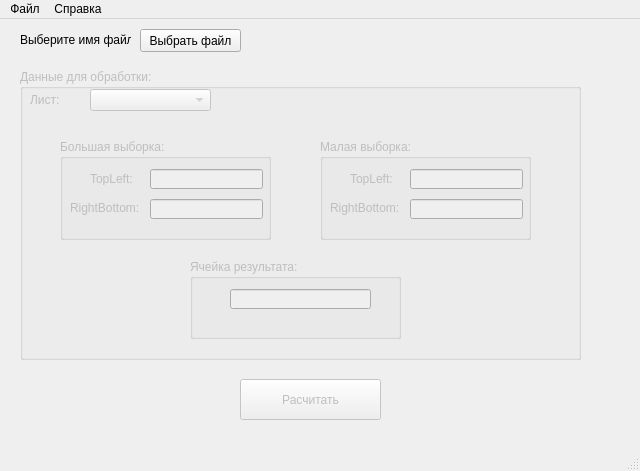
Old version of the form forms/ui/mainform.ui in the repository bogdanduminyuk/pugachev-algorithm.
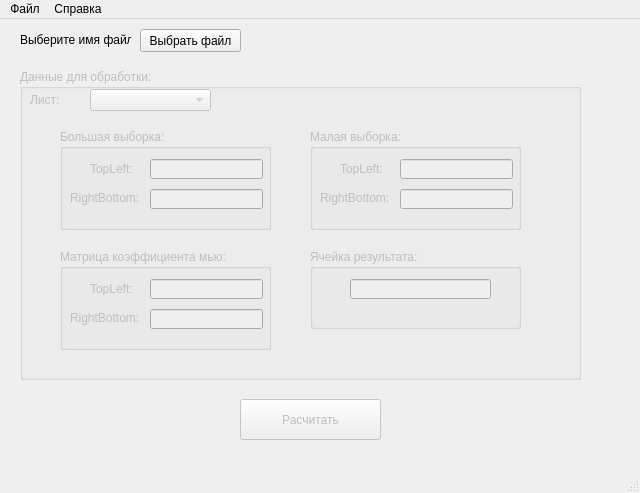
New version of the form.

Commit message: Изменена главная форма

Diff of the .ui file:
```diff
--- a/forms/ui/mainform.ui
+++ b/forms/ui/mainform.ui
@@ -10,7 +10,7 @@
     <x>0</x>
     <y>0</y>
     <width>640</width>
-    <height>471</height>
+    <height>493</height>
    </rect>
   </property>
   <property name="minimumSize">
@@ -64,7 +64,7 @@
       <x>20</x>
       <y>50</y>
       <width>561</width>
-      <height>291</height>
+      <height>311</height>
      </rect>
     </property>
     <property name="title">
@@ -97,7 +97,7 @@
      <property name="geometry">
       <rect>
        <x>40</x>
-       <y>70</y>
+       <y>60</y>
        <width>211</width>
        <height>101</height>
       </rect>
@@ -155,8 +155,8 @@
     <widget class="QGroupBox" name="groupBox_small_sample">
      <property name="geometry">
       <rect>
-       <x>300</x>
-       <y>70</y>
+       <x>290</x>
+       <y>60</y>
        <width>211</width>
        <height>101</height>
       </rect>
@@ -214,8 +214,8 @@
     <widget class="QGroupBox" name="groupBox_4">
      <property name="geometry">
       <rect>
-       <x>170</x>
-       <y>190</y>
+       <x>290</x>
+       <y>180</y>
        <width>211</width>
        <height>80</height>
       </rect>
@@ -234,6 +234,65 @@
       </property>
      </widget>
     </widget>
+    <widget class="QGroupBox" name="groupBox_large_sample_2">
+     <property name="geometry">
+      <rect>
+       <x>40</x>
+       <y>180</y>
+       <width>211</width>
+       <height>101</height>
+      </rect>
+     </property>
+     <property name="title">
+      <string>Матрица коэффициента мью:</string>
+     </property>
+     <widget class="QLabel" name="label_9">
+      <property name="geometry">
+       <rect>
+        <x>10</x>
+        <y>61</y>
+        <width>71</width>
+        <height>16</height>
+       </rect>
+      </property>
+      <property name="text">
+       <string>RightBottom:</string>
+      </property>
+     </widget>
+     <widget class="QLabel" name="label_10">
+      <property name="geometry">
+       <rect>
+        <x>30</x>
+        <y>33</y>
+        <width>47</width>
+        <height>13</height>
+       </rect>
+      </property>
+      <property name="text">
+       <string>TopLeft:</string>
+      </property>
+     </widget>
+     <widget class="QLineEdit" name="lineEdit_top_left_4">
+      <property name="geometry">
+       <rect>
+        <x>90</x>
+        <y>30</y>
+        <width>113</width>
+        <height>20</height>
+       </rect>
+      </property>
+     </widget>
+     <widget class="QLineEdit" name="lineEdit_right_bottom_3">
+      <property name="geometry">
+       <rect>
+        <x>90</x>
+        <y>60</y>
+        <width>113</width>
+        <height>20</height>
+       </rect>
+      </property>
+     </widget>
+    </widget>
    </widget>
    <widget class="QPushButton" name="btn_calc">
     <property name="enabled">
@@ -242,7 +301,7 @@
     <property name="geometry">
      <rect>
       <x>240</x>
-      <y>360</y>
+      <y>380</y>
       <width>141</width>
       <height>41</height>
      </rect>
```
The commit also changes 1 other file.
